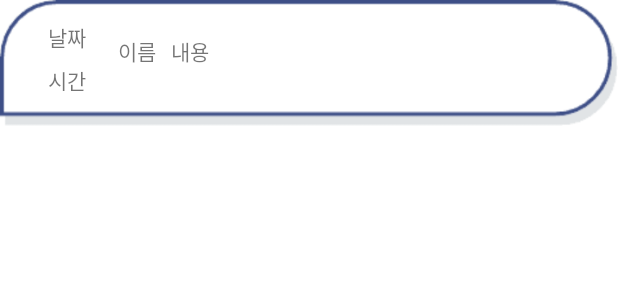
After one commit to olnuyh/SafetyHat_Admin, an Android app: the layout item_sos.xml on its own in the app's theme, with its tools: preview values and no code run, on a phone screen of 412 x 824 dp. The commit adds this screen. Shown: the top 300 px of the screen. Run offline under Robolectric (Android 15) with nearby library versions, the phone set to English and light mode, and no system bars.

Commit message:
긴급 연락 구현

```diff
--- a/app/build.gradle
+++ b/app/build.gradle
@@ -74,6 +74,10 @@ dependencies {
     //glide
     annotationProcessor 'com.github.bumptech.glide:compiler:4.11.0'
     implementation 'com.github.bumptech.glide:glide:4.11.0'
+
+    //firebase
+    implementation platform('com.google.firebase:firebase-bom:30.3.2')
+    implementation 'com.google.firebase:firebase-database-ktx'
 }
 
 
--- /dev/null
+++ b/app/src/main/res/layout/item_sos.xml
@@ -0,0 +1,51 @@
+<?xml version="1.0" encoding="utf-8"?>
+<androidx.constraintlayout.widget.ConstraintLayout xmlns:android="http://schemas.android.com/apk/res/android"
+    xmlns:app="http://schemas.android.com/apk/res-auto"
+    android:layout_width="match_parent"
+    android:layout_height="wrap_content"
+    android:layout_marginBottom="20dp"
+    android:background="@drawable/sos_message">
+
+    <TextView
+        android:id="@+id/sosMessageDate"
+        android:layout_width="wrap_content"
+        android:layout_height="wrap_content"
+        android:layout_marginStart="32dp"
+        android:layout_marginTop="14dp"
+        android:text="날짜"
+        app:layout_constraintStart_toStartOf="parent"
+        app:layout_constraintTop_toTopOf="parent" />
+
+    <TextView
+        android:id="@+id/sosMessageTime"
+        android:layout_width="wrap_content"
+        android:layout_height="wrap_content"
+        android:layout_marginStart="32dp"
+        android:layout_marginTop="7dp"
+        android:layout_marginBottom="20dp"
+        android:text="시간"
+        app:layout_constraintBottom_toBottomOf="parent"
+        app:layout_constraintStart_toStartOf="parent"
+        app:layout_constraintTop_toBottomOf="@+id/sosMessageDate" />
+
+    <TextView
+        android:id="@+id/sosMessageName"
+        android:layout_width="wrap_content"
+        android:layout_height="wrap_content"
+        android:layout_marginStart="21dp"
+        android:layout_marginTop="23dp"
+        android:text="이름"
+        app:layout_constraintStart_toEndOf="@+id/sosMessageDate"
+        app:layout_constraintTop_toTopOf="parent" />
+
+    <TextView
+        android:id="@+id/sosMessageContents"
+        android:layout_width="wrap_content"
+        android:layout_height="wrap_content"
+        android:layout_marginStart="10dp"
+        android:layout_marginTop="23dp"
+        android:text="내용"
+        app:layout_constraintStart_toEndOf="@+id/sosMessageName"
+        app:layout_constraintTop_toTopOf="parent" />
+
+</androidx.constraintlayout.widget.ConstraintLayout>
```
Also changed, not shown: app/src/main/java/com/example/admin/SosActivity.kt (+43 -1 lines), app/src/main/java/com/example/admin/SosAdapter.kt (added, +33 -0 lines), app/src/main/java/com/example/admin/SosMessage.kt (added, +8 -0 lines), app/src/main/res/layout/activity_sos.xml (+29 -1 lines), app/src/main/res/drawable/sos_message.png (added).
